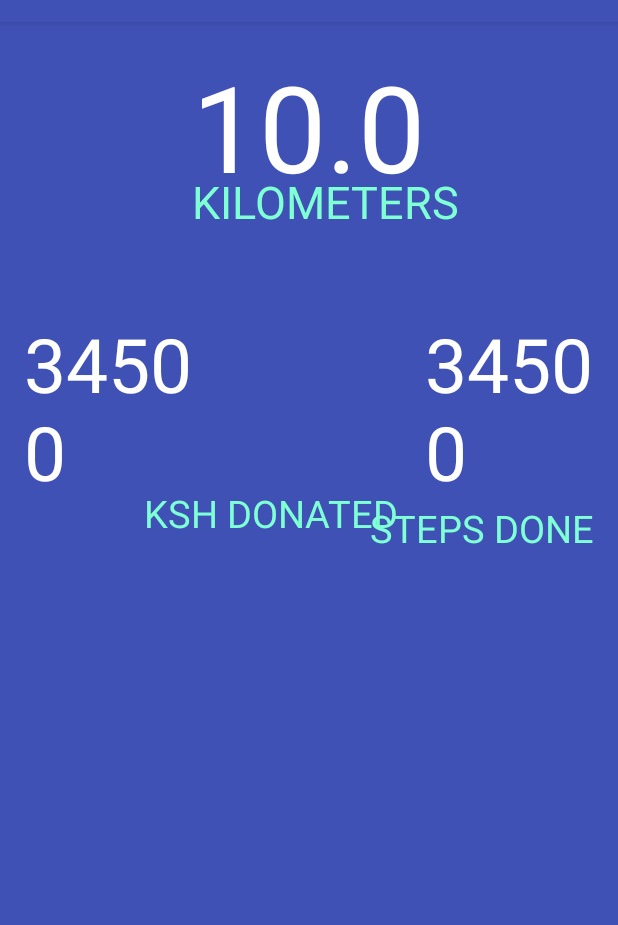
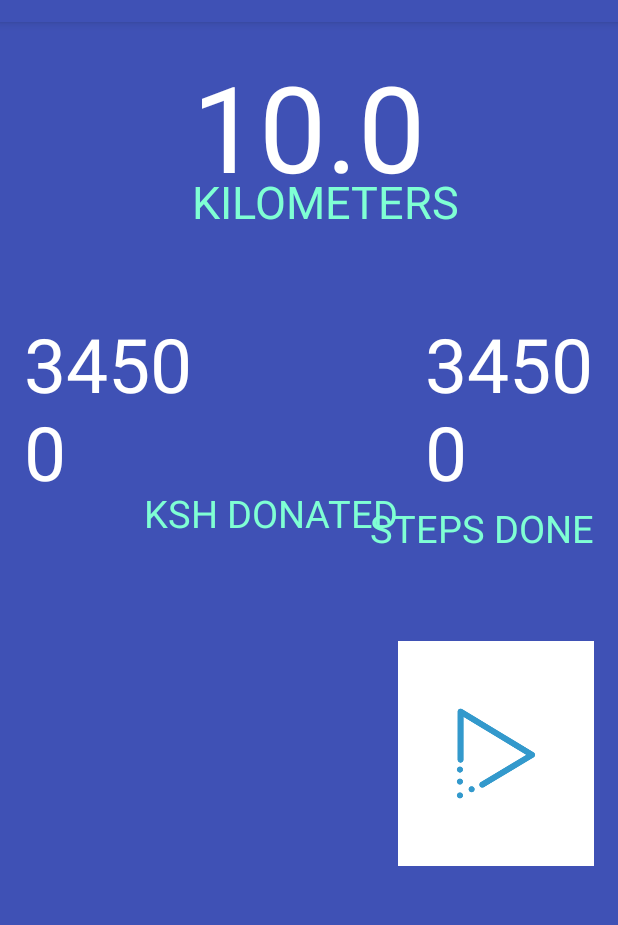
Before and after one commit to 0n1s/stepsforcharity, an Android app: the screen it shows after launch (MainActivity), on a phone screen of 412 x 824 dp, the part 62-987 px from its top. Run offline under Robolectric (Android 15) with nearby library versions, the phone set to English and light mode, and no system bars; 1 statement that could not run was skipped.

Commit message:
edited play/stop buttons

```diff
--- a/app/src/main/java/com/example/valentine/stepsforcharity/MainActivity.java
+++ b/app/src/main/java/com/example/valentine/stepsforcharity/MainActivity.java
@@ -67,7 +67,7 @@ public class MainActivity extends AppCompatActivity
 
 
         imageview2=(ImageView)findViewById(R.id.imageView2);//start/stop
-        imageView3=(ImageView)findViewById(R.id.imageView3);//donate
+        imageView3=(ImageView)findViewById(R.id.imageView3);//stop
 
         money=(EditText)findViewById(R.id.editText);
 imageview2.setOnClickListener(new View.OnClickListener() {
@@ -81,8 +81,8 @@ imageview2.setOnClickListener(new View.OnClickListener() {
         integer = integer == null ? 0 : integer;
 
         switch(integer) {
-            case R.drawable.start:
-                imageView3.setImageResource(R.drawable.stop);
+            case R.drawable.iconplay:
+                imageView3.setImageResource(R.drawable.iconx);
                 Toast.makeText(MainActivity.this, "Start pressed", Toast.LENGTH_SHORT).show();
 
                 SharedPreferences.Editor editor = sharedpreferences.edit();
--- a/app/src/main/res/layout/content_main.xml
+++ b/app/src/main/res/layout/content_main.xml
@@ -91,12 +91,23 @@
         android:layout_below="@+id/steps"
         android:layout_alignRight="@+id/steps"
         android:layout_alignEnd="@+id/steps" />
-    <!--<ImageView-->
-        <!--android:layout_width="wrap_content"-->
-        <!--android:layout_height="wrap_content"-->
-        <!--android:id="@+id/imageView2"-->
-        <!--android:src="@drawable/start" />-->
 
+    <ImageView
+        android:layout_width="wrap_content"
+        android:layout_height="wrap_content"
+        android:id="@+id/imageView3" />
+
+    <ImageView
+        android:layout_width="150dp"
+        android:layout_height="150dp"
+        android:id="@+id/imageView2"
+        android:src="@drawable/iconplay"
+        android:background="@color/white"
+        android:layout_marginTop="58dp"
+        android:layout_below="@+id/textView3"
+        android:layout_toRightOf="@+id/textView4"
+        android:layout_toEndOf="@+id/textView4" />
+    />
     <!--<ImageView-->
         <!--android:layout_width="wrap_content"-->
         <!--android:layout_height="wrap_content"-->
```
Also changed, not shown: app/src/main/res/drawable/iconplay.png (added), app/src/main/res/drawable/iconx.png (added), app/src/main/res/drawable/startbtn.png (added), app/src/main/res/drawable/stopbtn.png (added).
